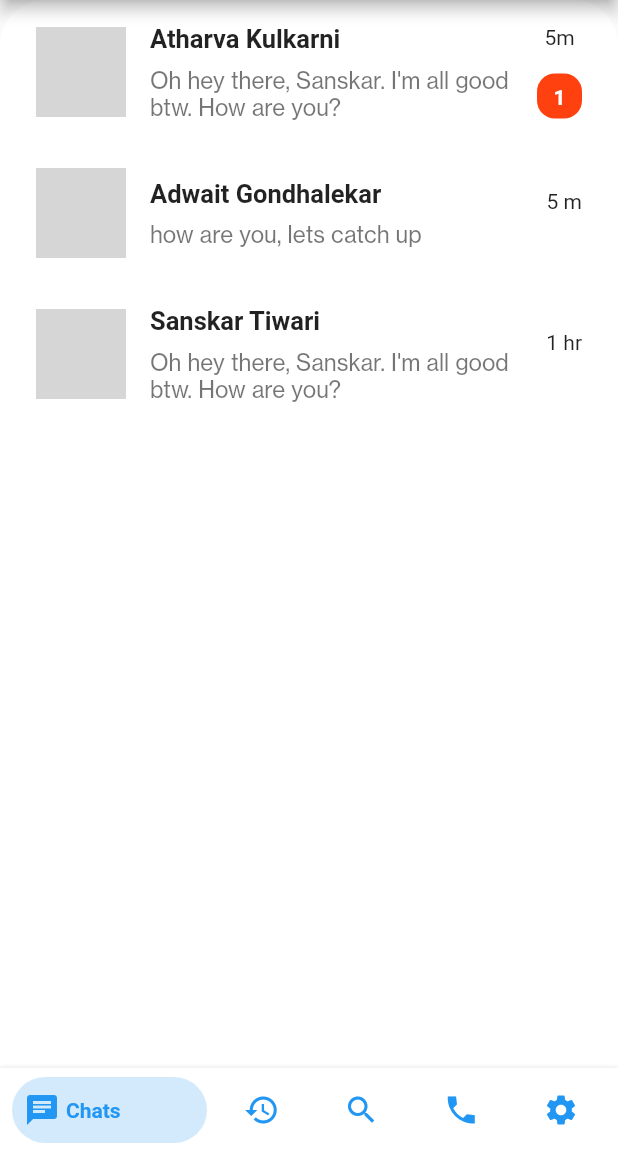
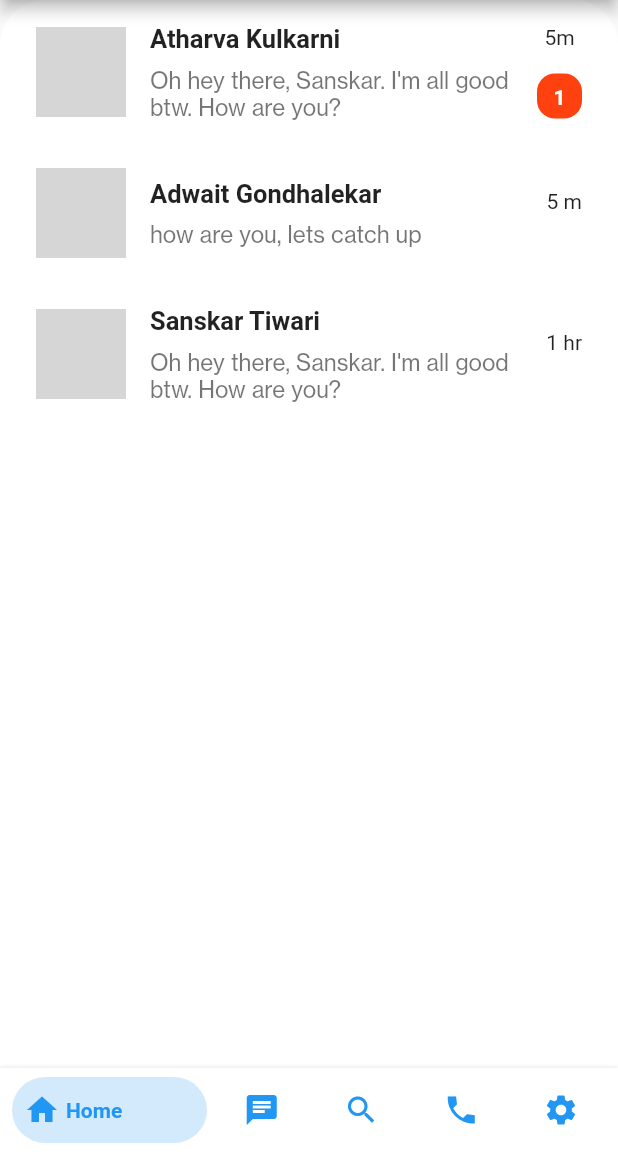
Before and after one commit to KulkarniAtharva/Messeng-Flutter, a Flutter app: the screen it shows after launch, on a phone screen of 412 x 824 dp, the part 84-1236 px from its top. Run offline on Flutter 3.47's test engine with Material 2 defaults, Android fonts, the phone set to English and light mode, and no system bars; drawn by our look-alikes of bottom_navy_bar; network calls fail; grey boxes are pictures that could not be loaded.

Commit message:
bottom nav items changed

```diff
--- a/lib/main.dart
+++ b/lib/main.dart
@@ -167,12 +167,12 @@ class _MyHomePageState extends State<MyHomePage>
         },
         items: <BottomNavyBarItem>[
           BottomNavyBarItem(
-              title: Text('Chats  '),
-              icon: Icon(Icons.chat)
+              title: Text('Home  '),
+              icon: Icon(Icons.home)
           ),
           BottomNavyBarItem(
-              title: Text('Status'),
-              icon: Icon(Icons.history)
+              title: Text('Chats'),
+              icon: Icon(Icons.chat)
           ),
           BottomNavyBarItem(
               title: Text('Search'),
```
